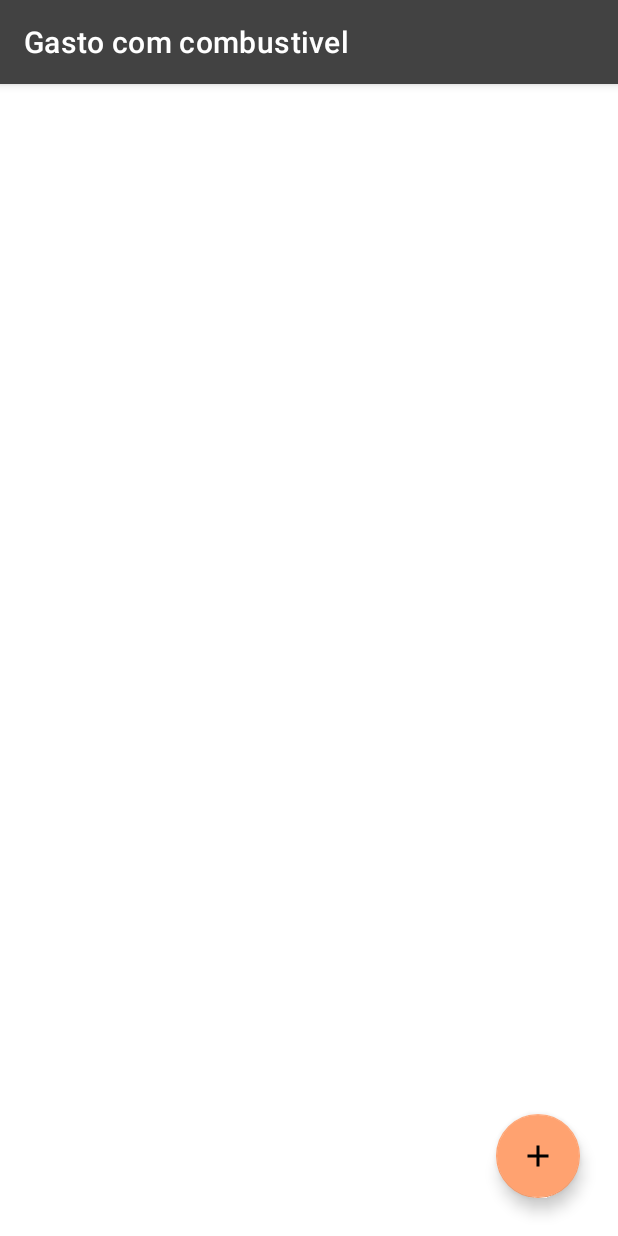
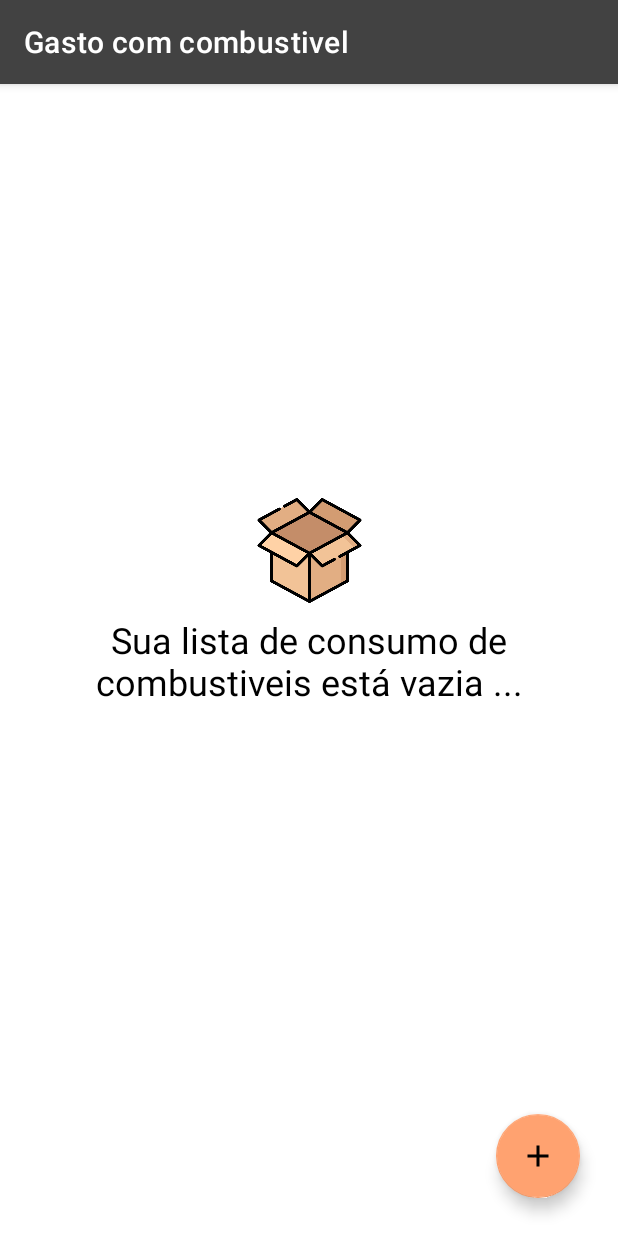
Before and after one commit to jonatasmcampos/gasto-com-combustivel, an Android app: the screen it shows after launch once a user with an empty profile is signed in (ConteudoActivity), on a phone screen of 412 x 824 dp. Run offline under Robolectric (Android 15) with nearby library versions, the phone set to English and light mode, and no system bars; our stand-ins replace Firebase (no records; nobody signed in at launch, a user with empty details on screens opened directly).

```diff
--- a/app/src/main/java/com/campones/gastocomcombustivel/AdicionarConsumoActivity.java
+++ b/app/src/main/java/com/campones/gastocomcombustivel/AdicionarConsumoActivity.java
@@ -55,6 +55,12 @@ public class AdicionarConsumoActivity extends AppCompatActivity {
         iniciarCalculo();
         verificarOpcao();
         verificarSeekbar();
+    }
+
+    @Override
+    protected void onStop() {
+        super.onStop();
+        finish();
     }
 
     public void iniciarCalculo(){
--- a/app/src/main/java/com/campones/gastocomcombustivel/MainActivity.java
+++ b/app/src/main/java/com/campones/gastocomcombustivel/MainActivity.java
@@ -32,6 +32,12 @@ public class MainActivity extends AppCompatActivity {
         verificarUsuarioLogado();
     }
 
+    @Override
+    protected void onStop() {
+        super.onStop();
+        finish();
+    }
+
     public void acessar(View v){
         autenticacao.signInAnonymously().addOnCompleteListener(new OnCompleteListener<AuthResult>() {
             @Override
--- a/app/src/main/res/layout/activity_adicionar_consumo.xml
+++ b/app/src/main/res/layout/activity_adicionar_consumo.xml
@@ -1,5 +1,6 @@
 <?xml version="1.0" encoding="utf-8"?>
-<androidx.constraintlayout.widget.ConstraintLayout xmlns:android="http://schemas.android.com/apk/res/android"
+<androidx.constraintlayout.widget.ConstraintLayout
+    xmlns:android="http://schemas.android.com/apk/res/android"
     xmlns:app="http://schemas.android.com/apk/res-auto"
     xmlns:tools="http://schemas.android.com/tools"
     android:layout_width="match_parent"
@@ -15,7 +16,8 @@
         app:layout_constraintStart_toStartOf="parent"
         app:layout_constraintTop_toTopOf="parent"
         app:layout_constraintBottom_toTopOf="@id/fabSalvar"
-        tools:context=".AdicionarConsumoActivity">
+        tools:context=".AdicionarConsumoActivity"
+        android:layout_marginHorizontal="16dp">
 
         <TextView
             android:id="@+id/titulo"
--- a/app/src/main/res/layout/activity_conteudo.xml
+++ b/app/src/main/res/layout/activity_conteudo.xml
@@ -24,7 +24,31 @@
         android:clickable="true"
         android:contentDescription="Adicionar consumo"
         android:onClick="chamarAdicionarActivity"
+        app:fabSize="normal"
         app:layout_constraintBottom_toBottomOf="parent"
         app:layout_constraintEnd_toEndOf="parent"
         app:srcCompat="@drawable/ic_add" />
+
+    <ImageView
+        android:id="@id/imageView"
+        android:layout_width="70dp"
+        android:layout_height="70dp"
+        android:src="@drawable/vazio"
+        android:layout_marginBottom="8dp"
+        app:layout_constraintStart_toStartOf="parent"
+        app:layout_constraintEnd_toEndOf="parent"
+        app:layout_constraintBottom_toTopOf="@id/textView2"/>
+
+    <TextView
+        android:id="@+id/textView2"
+        android:layout_width="wrap_content"
+        android:layout_height="wrap_content"
+        android:textSize="24sp"
+        android:gravity="center"
+        android:text="Sua lista de consumo de\ncombustiveis está vazia ..."
+        app:layout_constraintBottom_toBottomOf="parent"
+        app:layout_constraintTop_toTopOf="parent"
+        app:layout_constraintStart_toStartOf="parent"
+        app:layout_constraintEnd_toEndOf="parent"/>
+
 </androidx.constraintlayout.widget.ConstraintLayout>
--- a/app/src/main/res/layout/divider.xml
+++ b/app/src/main/res/layout/divider.xml
@@ -3,6 +3,6 @@
     xmlns:android="http://schemas.android.com/apk/res/android"
     android:id="@+id/divider"
     android:layout_width="match_parent"
-    android:layout_height="2dp"
-    android:background="@color/grey_light"
+    android:layout_height="1dp"
+    android:background="@color/grey_divider"
     android:layout_marginVertical="32dp" />
--- a/app/src/main/res/values/colors.xml
+++ b/app/src/main/res/values/colors.xml
@@ -7,4 +7,5 @@
     <color name="orange">#ffff7043</color>
     <color name="black">#FF000000</color>
     <color name="white">#FFFFFFFF</color>
+    <color name="grey_divider">#ffcccccc</color>
 </resources>
```
Also changed, not shown: app/src/main/java/com/campones/gastocomcombustivel/ConteudoActivity.java (+73 -0 lines), app/src/main/java/com/campones/gastocomcombustivel/model/Consumo.java (+10 -0 lines), app/src/main/res/drawable-v24/vazio.png (added).
